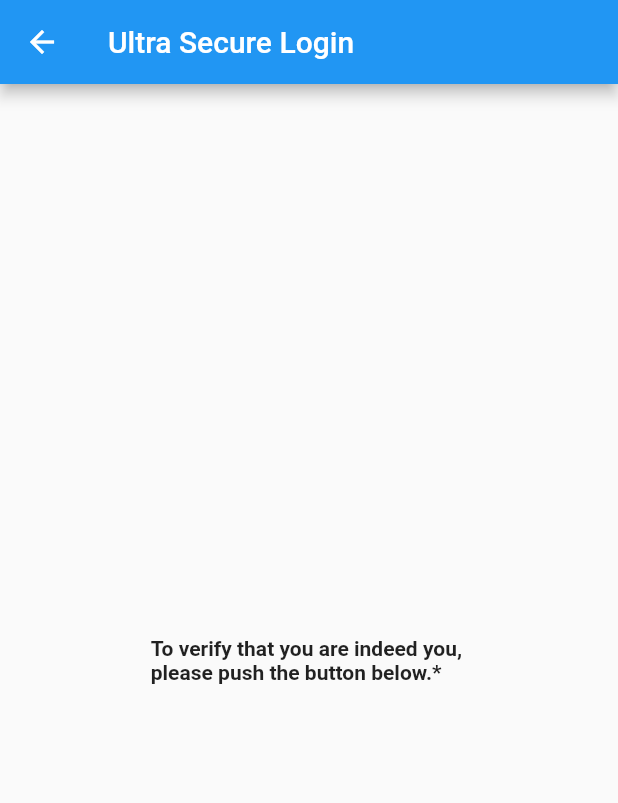
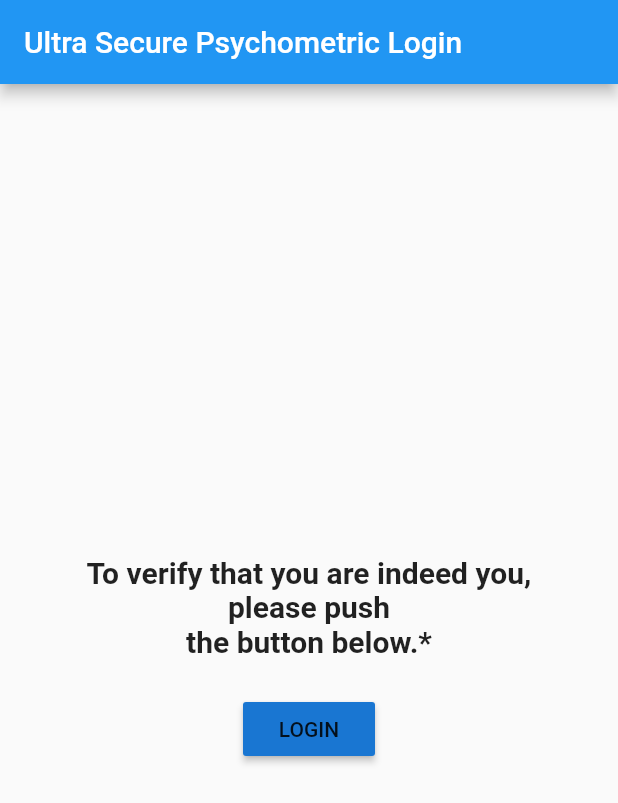
Before and after one commit to brianrichardson-dev/club_keeper, a Flutter app: the AuthPage screen opened directly, on a phone screen of 412 x 824 dp. Shown: the top 803 px of the screen. Run offline on Flutter 3.47's test engine with Material 2 defaults, Android fonts, the phone set to English and light mode, and no system bars.

Commit message:
Add login page
No real function. Placeholder. Button not yet connected.

```diff
--- a/lib/main.dart
+++ b/lib/main.dart
@@ -1,6 +1,7 @@
 import 'package:flutter/material.dart';
 
-import './pages/homepage.dart';
+// import './pages/homepage.dart';
+import './pages/auth.dart';
 
 void main() => runApp(new MyApp());
 
@@ -12,7 +13,8 @@ class MyApp extends StatelessWidget {
       theme: new ThemeData(
         primarySwatch: Colors.blue,
       ),
-      home: new HomePage(title: 'Club Keeper'),
+      // home: new HomePage(title: 'Club Keeper'),
+      home: AuthPage(),
     );
   }
 }
--- a/lib/pages/auth.dart
+++ b/lib/pages/auth.dart
@@ -5,12 +5,23 @@ class AuthPage extends StatelessWidget {
   Widget build(BuildContext context) {
     return Scaffold(
       appBar: AppBar(
-        title: Text('Ultra Secure Login'),
+        title: Text('Ultra Secure Psychometric Login'),
       ),
       body: Center(
-        child: Text(
-          'To verify that you are indeed you, \nplease push the button below.*',
-          style: TextStyle(fontWeight: FontWeight.bold),
+        child: Column(
+          mainAxisAlignment: MainAxisAlignment.center,
+          children: <Widget>[
+            Text(
+              'To verify that you are indeed you, \nplease push \nthe button below.*\n',
+              style: TextStyle(fontWeight: FontWeight.bold, fontSize: 20.0),
+              textAlign: TextAlign.center,
+            ),
+            RaisedButton(
+              color: Theme.of(context).primaryColorDark,
+              child: Text('LOGIN'),
+              onPressed: () {},
+            ),
+          ],
         ),
       ),
     );
```
